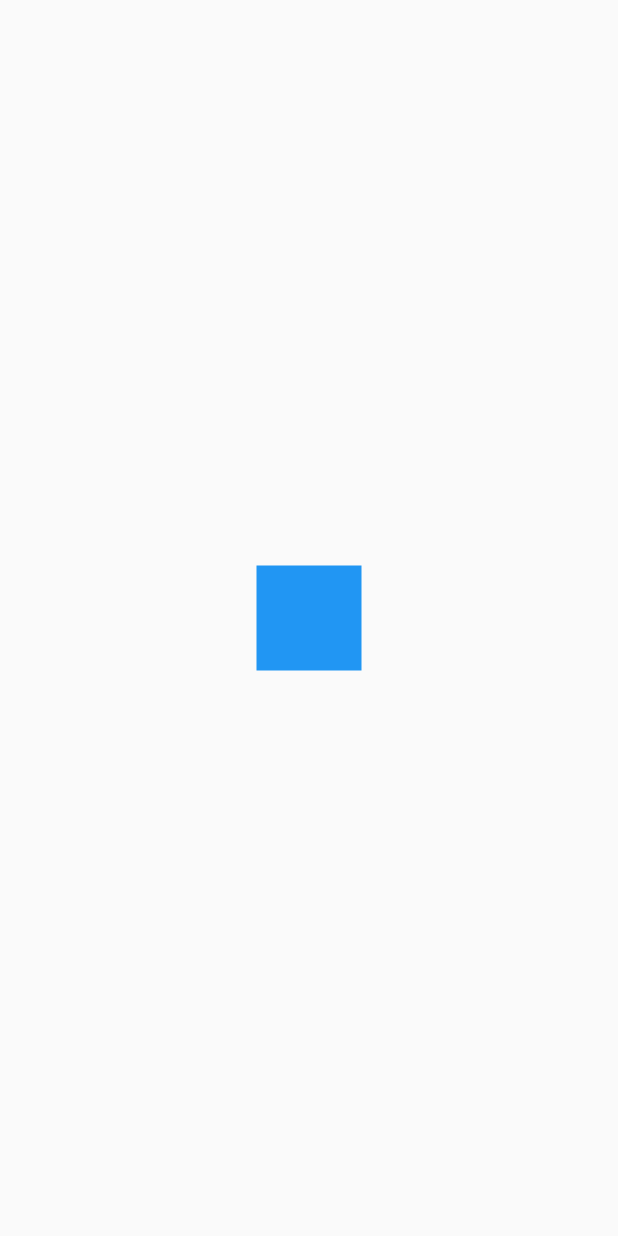
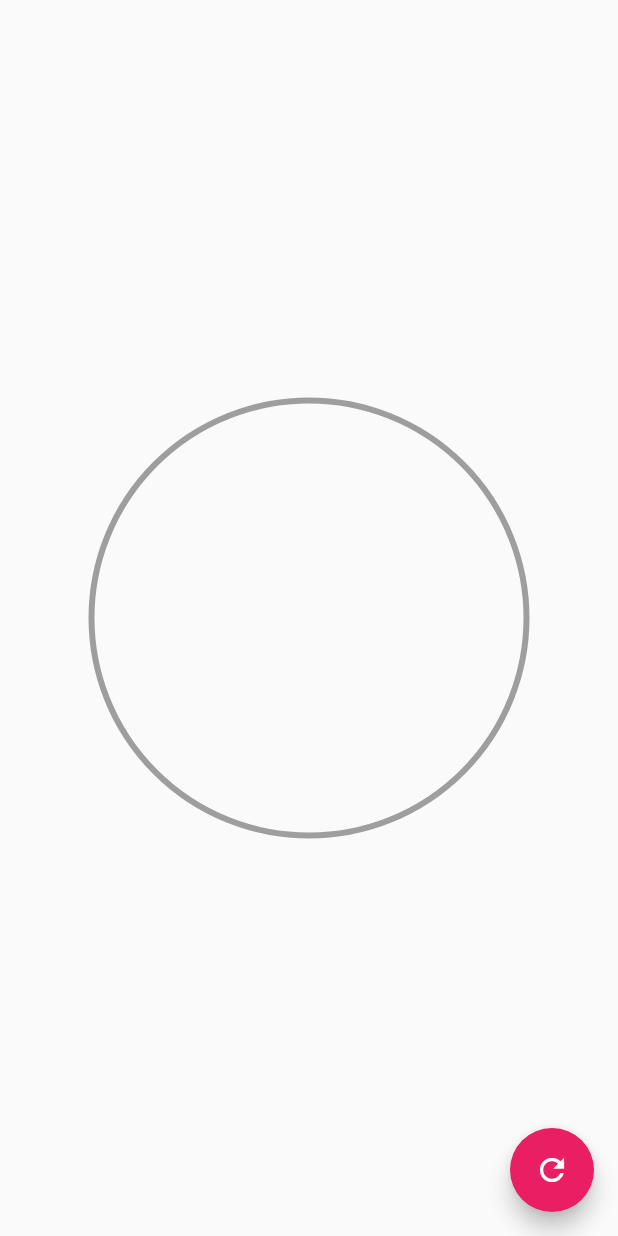
Before and after one commit to MarioAGtzC/Intermediate_Flutter, a Flutter app: the screen it shows after launch, on a phone screen of 412 x 824 dp. Run offline on Flutter 3.47's test engine with Material 2 defaults, Android fonts, the phone set to English and light mode, and no system bars.

Commit message:
Half of section 4

```diff
--- a/disenos_app/lib/main.dart
+++ b/disenos_app/lib/main.dart
@@ -1,8 +1,9 @@
 import 'package:flutter/material.dart';
 
-import 'package:disenos_app/src/pages/headers_page.dart';
-import 'package:disenos_app/src/pages/animaciones_page.dart';
-import 'package:disenos_app/src/retos/cuadrado_animado_page.dart';
+// import 'package:disenos_app/src/pages/headers_page.dart';
+// import 'package:disenos_app/src/pages/animaciones_page.dart';
+// import 'package:disenos_app/src/retos/cuadrado_animado_page.dart';
+import 'package:disenos_app/src/pages/circular_progress_page.dart';
 
 void main() => runApp(MyApp());
 
@@ -12,7 +13,7 @@ class MyApp extends StatelessWidget {
     return MaterialApp(
       debugShowCheckedModeBanner: false,
       title: 'Diseños App',
-      home: CuadradoAnimadoPage()
+      home: CircularProgressPage()
     );
   }
 }
--- /dev/null
+++ b/disenos_app/lib/src/pages/circular_progress_page.dart
@@ -0,0 +1,108 @@
+import 'dart:ui';
+import 'dart:math';
+import 'package:flutter/material.dart';
+
+class CircularProgressPage extends StatefulWidget {
+  @override
+  _CircularProgressPageState createState() => _CircularProgressPageState();
+}
+
+class _CircularProgressPageState extends State<CircularProgressPage> with SingleTickerProviderStateMixin {
+  AnimationController controller;
+  double porcentaje = 0.0;
+  double nuevoPorcentaje = 0.0;
+
+  @override
+  void initState() {
+    controller = new AnimationController(
+      vsync: this,
+      duration: Duration(milliseconds: 800)
+    );
+    controller.addListener(() {
+      // print('valor controller: ${controller.value}');
+      setState(() {
+        porcentaje = lerpDouble(porcentaje, nuevoPorcentaje, controller.value);
+      });
+    });
+    super.initState();
+  }
+
+  @override
+  void dispose() {
+    controller.dispose();
+    super.dispose();
+  }
+
+  @override
+  Widget build(BuildContext context) {
+    return Scaffold(
+      floatingActionButton: FloatingActionButton(
+        child: Icon(Icons.refresh),
+        backgroundColor: Colors.pink,
+        onPressed: () {
+          setState(() {
+            porcentaje = nuevoPorcentaje;
+            nuevoPorcentaje += 10;
+            if(nuevoPorcentaje > 100) {
+              nuevoPorcentaje = 0;
+              porcentaje = 0;
+            }
+            controller.forward(from: 0.0);
+          });
+        }
+      ),
+      body: Center(
+        child: Container(
+          padding: EdgeInsets.all(5),
+          width: 300,
+          height: 300,
+          child: CustomPaint(
+            painter: _MiRadialProgress(porcentaje),
+          ),
+        ),
+      ),
+    );
+  }
+}
+
+class _MiRadialProgress extends CustomPainter {
+  final porcentaje;
+
+  _MiRadialProgress(this.porcentaje);
+
+  @override
+  void paint(Canvas canvas, Size size) {
+    // Circulo cpmpletado
+    final paint = new Paint()
+      ..strokeWidth = 4
+      ..color = Colors.grey
+      ..style = PaintingStyle.stroke;
+
+    final center = new Offset(size.width * 0.5, size.height / 2);
+    final radius = min(size.width * 0.5, size.height * 0.5);
+
+    canvas.drawCircle(center, radius, paint);
+
+    // Arco
+    final arcPaint = new Paint()
+      ..strokeWidth = 10
+      ..color = Colors.pink
+      ..style = PaintingStyle.stroke;
+
+    double arcAngle = 2 * pi * (porcentaje / 100);
+
+    canvas.drawArc(
+      Rect.fromCircle(
+        center: center,
+        radius: radius
+      ),
+      -pi / 2,
+      arcAngle,
+      false,
+      arcPaint
+    );
+  }
+
+  @override
+  bool shouldRepaint(CustomPainter oldDelegate) => true;
+}
```
